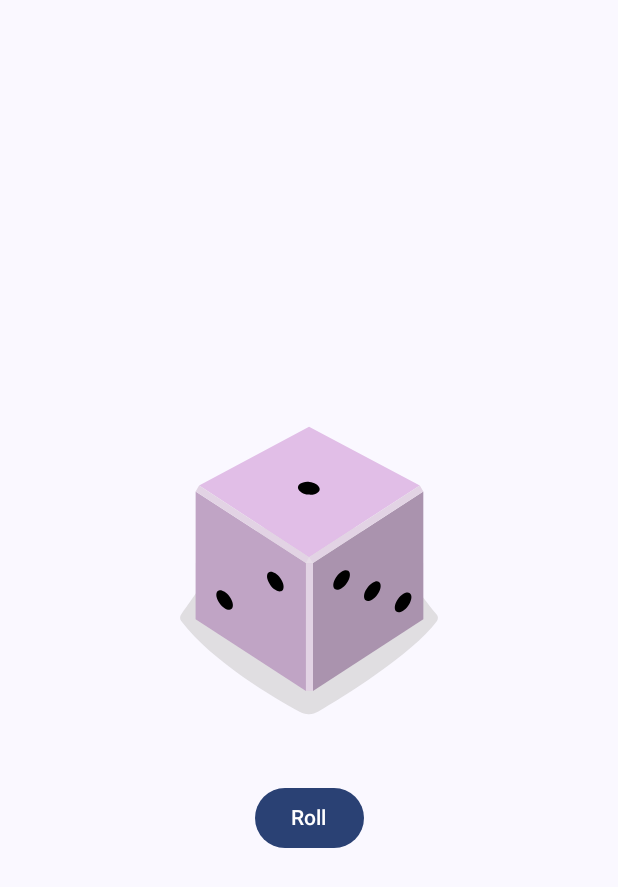
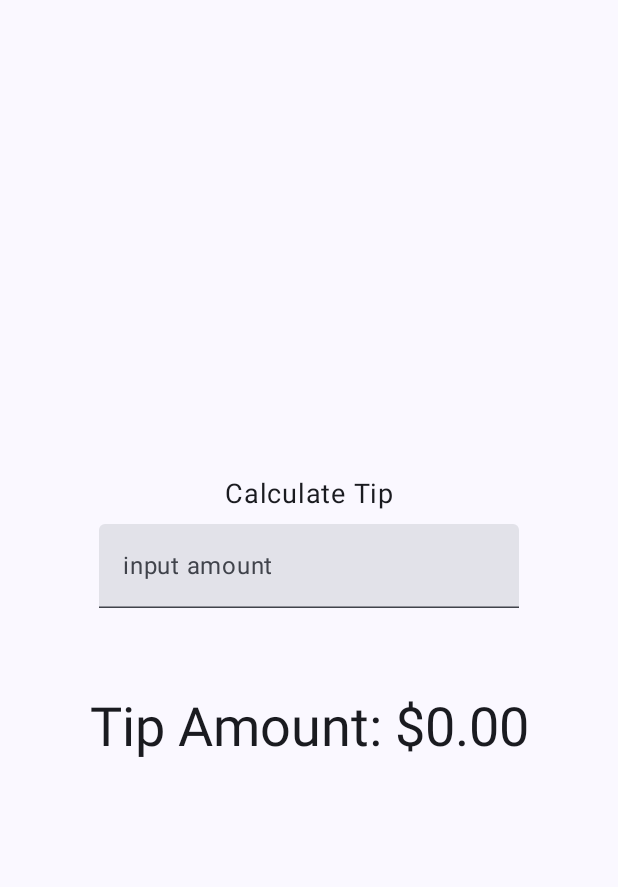
Before and after one commit to mumin-ahmod/android-basic, an Android app built with Jetpack Compose: the screen it shows after launch (MainActivity), on a phone screen of 412 x 824 dp. Shown: the top 887 px of the screen. Run offline under Robolectric (Android 15) with nearby library versions, the light colour scheme and no system bars.

Commit message:
4rth pract: tip calculator

```diff
--- a/app/src/main/java/com/example/firstandroid/MainActivity.kt
+++ b/app/src/main/java/com/example/firstandroid/MainActivity.kt
@@ -12,12 +12,19 @@
 import androidx.compose.foundation.layout.fillMaxSize
 import androidx.compose.foundation.layout.height
 import androidx.compose.foundation.layout.padding
+import androidx.compose.foundation.layout.safeDrawingPadding
+import androidx.compose.foundation.layout.statusBars
+import androidx.compose.foundation.layout.statusBarsPadding
+import androidx.compose.foundation.rememberScrollState
+import androidx.compose.foundation.verticalScroll
 import androidx.compose.material3.Button
 import androidx.compose.material3.MaterialTheme
 import androidx.compose.material3.Scaffold
 import androidx.compose.material3.Surface
 import androidx.compose.material3.Text
+import androidx.compose.material3.TextField
 import androidx.compose.runtime.Composable
+import androidx.compose.runtime.MutableState
 import androidx.compose.runtime.getValue
 import androidx.compose.runtime.mutableIntStateOf
 import androidx.compose.runtime.mutableStateOf
@@ -34,6 +41,7 @@
 import androidx.compose.ui.unit.dp
 import androidx.compose.ui.unit.sp
 import com.example.firstandroid.ui.theme.FirstAndroidTheme
+import java.text.NumberFormat
 
 class MainActivity : ComponentActivity() {
     override fun onCreate(savedInstanceState: Bundle?) {
@@ -47,7 +55,7 @@
                 ) {
 
 
-                    DiceRollerApp()
+                    MyApp()
                 }
             }
         }
@@ -56,43 +64,56 @@
 
 
 @Composable
-fun DiceWithButtonAndImage(modifier: Modifier = Modifier) {
+fun TipTextAndFiled(modifier: Modifier = Modifier) {
+    var billAmount by remember { mutableStateOf("") }
 
-    var result by remember { mutableIntStateOf(1) }
-
-    val imageRes = when (result) {
-        1 -> R.drawable.dice_1
-        2 -> R.drawable.dice_2
-        3 -> R.drawable.dice_3
-        4 -> R.drawable.dice_4
-        5 -> R.drawable.dice_5
-        else -> R.drawable.dice_6
-    }
-
-    Column(
-        modifier = Modifier,
+    val amount = billAmount.toDoubleOrNull() ?:0.0
+    val tip = calculateTip(amount)
+    Column (
         horizontalAlignment = Alignment.CenterHorizontally,
-        verticalArrangement = Arrangement.Center
+        verticalArrangement = Arrangement.Center,
+        modifier = Modifier
+            .statusBarsPadding()
+            .padding(horizontal = 30.dp)
+            .verticalScroll(
+                rememberScrollState()
+            )
+            .safeDrawingPadding()
     ) {
-        Image(
-            painter = painterResource(imageRes),
-            contentDescription = result.toString()
+        Text(
+            text = stringResource(R.string.calculate_tip),
+            fontSize = 18.sp
         )
 
-        Spacer(modifier = Modifier.height(16.dp))
-        Button(onClick = { result = (1..6).random(); }) {
-            Text(stringResource(R.string.roll))
-        }
+        TextField(
+            value = billAmount,
+            label = { Text(text = "input amount") },
+            onValueChange = {billAmount = it},
+            modifier = modifier.padding(all = 8.dp)
+        )
+
+        Spacer(modifier = modifier.height(50.dp))
+
+        Text(
+            text = stringResource(R.string.tip_amount, tip),
+            style = MaterialTheme.typography.displaySmall
+
+        )
 
     }
 }
 
+private fun calculateTip(amount : Double, tipPercent: Double = 15.00) : String {
+    val tip = tipPercent / 100*amount
+
+    return NumberFormat.getCurrencyInstance().format(tip)
+}
 
 @Preview(showBackground = true)
 @Composable
-fun DiceRollerApp() {
+fun MyApp() {
     FirstAndroidTheme {
 
-        DiceWithButtonAndImage()
+        TipTextAndFiled()
     }
 }
--- a/app/src/main/res/values/strings.xml
+++ b/app/src/main/res/values/strings.xml
@@ -3,4 +3,6 @@
     <string name="hello_text">Hello</string>
     <string name="signature">From Emma</string>
     <string name="roll">Roll</string>
+    <string name="calculate_tip">Calculate Tip</string>
+    <string name="tip_amount">Tip Amount: %s</string>
 </resources>
```
